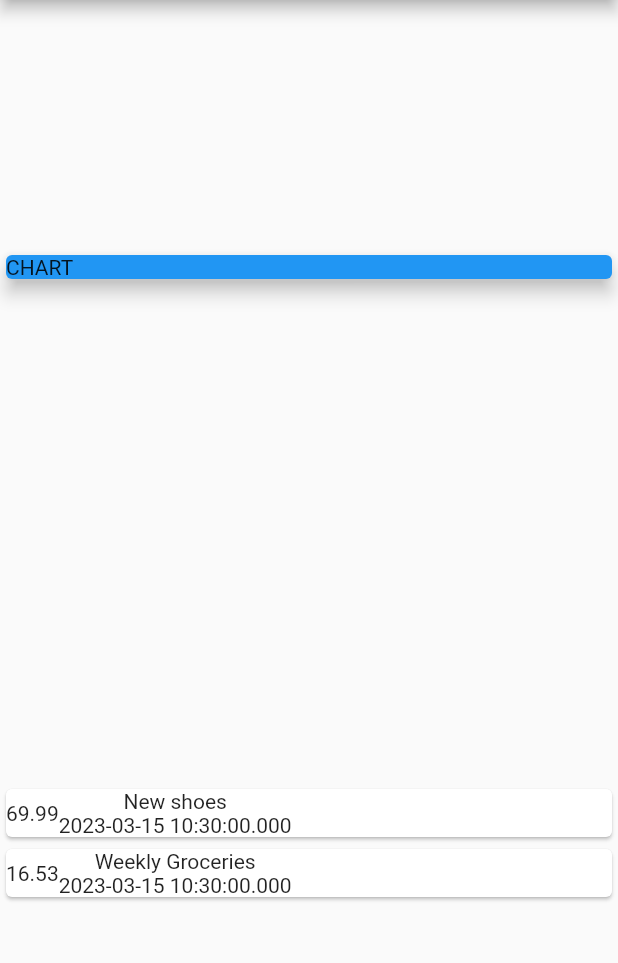
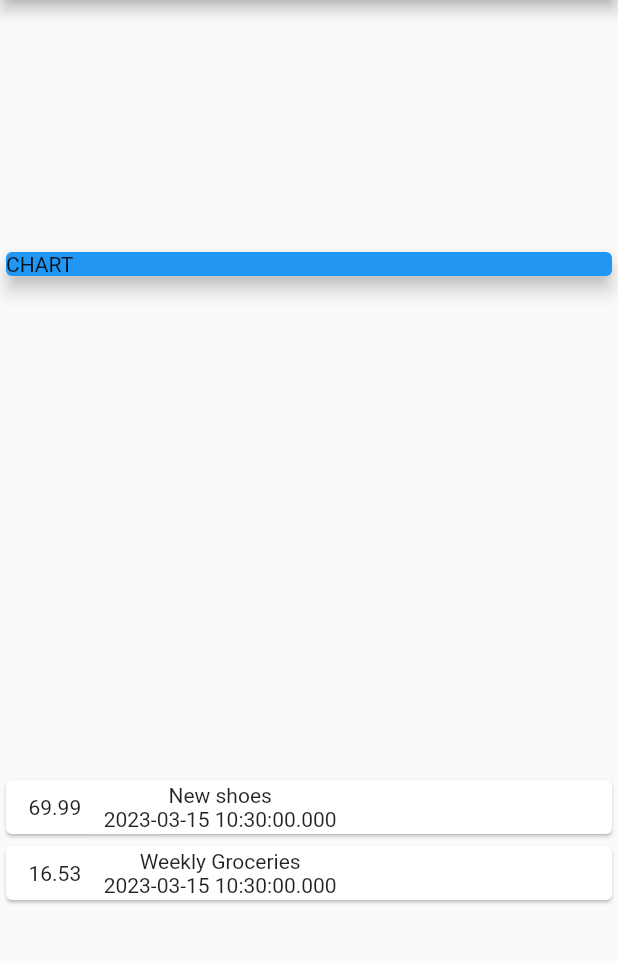
Before and after one commit to jakubit0/Expense-Planner-, a Flutter app: the screen it shows after launch, on a phone screen of 412 x 824 dp, the part 84-1047 px from its top. Run offline on Flutter 3.47's test engine with Material 2 defaults, Android fonts, the phone set to English and light mode, and no system bars.

Commit message:
added margin

```diff
--- a/expense_planner/lib/main.dart
+++ b/expense_planner/lib/main.dart
@@ -72,6 +72,9 @@ class _MyHomePageState extends State<MyHomePage> {
                 child: Row(
                   children: [
                       Container(
+                        margin: const EdgeInsets.symmetric(
+                          vertical: 10,
+                          horizontal: 15),
                         child: Text(tx.amount.toString()
                         ),
                       ),
```
